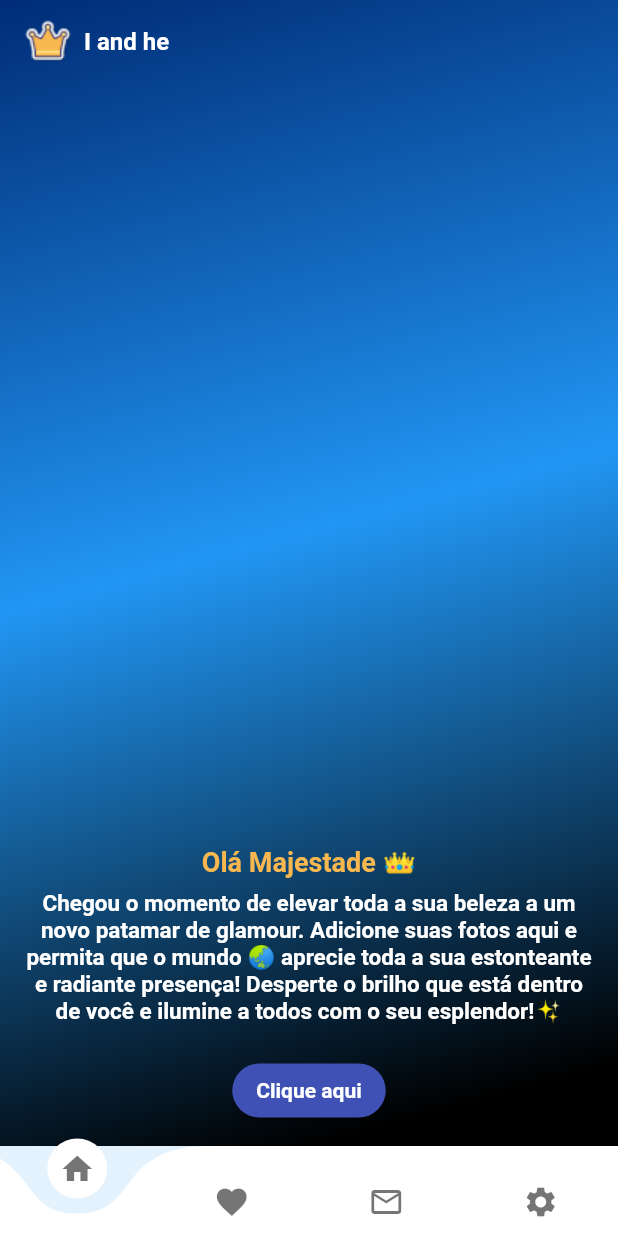
After one commit to Trindade15/Maria-Graziele-App, a Flutter app: the AlbumPhotosPage screen opened by its route, after a tap on "Clique aqui", on a phone screen of 412 x 824 dp. The commit adds this screen. Run offline on Flutter 3.47's test engine with Material 2 defaults, Android fonts, the phone set to English and light mode, and no system bars; drawn by our look-alikes of curved_navigation_bar; our stand-ins replace awesome_snackbar_content, cloud_firestore, firebase_auth, firebase_core, firebase_messaging, firebase_storage and 12 more; missing offline and left inert: favorite_button, validatorless; accounts and stored records are empty.

Commit message:
Alterações

```diff
--- /dev/null
+++ b/lib/src/modules/album_photos/abum_photos_store.dart
@@ -0,0 +1,52 @@
+import 'package:app_mari/src/modules/album_photos/controller/album_photos_controller.dart';
+import 'package:cloud_firestore/cloud_firestore.dart';
+import 'package:flutter_modular/flutter_modular.dart';
+import 'package:flutter_triple/flutter_triple.dart';
+
+import '../../../configs/app_setting.dart';
+
+class AlbumStore extends NotifierStore<ErrorAlbumState, SuccessAlbumState> {
+  AlbumController controller;
+  AlbumStore(this.controller) : super(SuccessAlbumState([]));
+  final firestore = FirebaseFirestore.instance;
+
+  buscarimages() async {
+    setLoading(true);
+    try {
+      var result = await _getImage();
+      update(SuccessAlbumState(result));
+    } catch (e) {
+      setError(ErrorAlbumState(e.toString()));
+    } finally {
+      setLoading(false);
+    }
+  }
+
+  _getImage() async {
+    controller.images.clear();
+    await Modular.get<AppSetting>().startSettings();
+    //var usuario = await Modular.get<AppSetting>().readLocale();
+    var snapshot = await firestore.collection('album').get();
+    for (var doc in snapshot.docs) {
+      var image = doc.data();
+      image['id'] = doc.id;
+      controller.images.add(image);
+    }
+    return controller.images;
+  }
+}
+
+//////STATE////////
+abstract class AlbumState {}
+
+class SuccessAlbumState extends AlbumState {
+  final List<Map> images;
+  SuccessAlbumState(this.images);
+}
+
+class LoadingAlbumState extends AlbumState {}
+
+class ErrorAlbumState extends AlbumState {
+  final String message;
+  ErrorAlbumState(this.message);
+}
--- /dev/null
+++ b/lib/src/modules/album_photos/album_photos_page.dart
@@ -0,0 +1,160 @@
+import 'package:app_mari/src/helpers/size_extensions.dart';
+import 'package:app_mari/src/modules/album_photos/abum_photos_store.dart';
+import 'package:app_mari/src/modules/album_photos/controller/album_photos_controller.dart';
+import 'package:awesome_snackbar_content/awesome_snackbar_content.dart';
+import 'package:flutter/material.dart';
+import 'package:flutter_modular/flutter_modular.dart';
+import 'package:flutter_triple/flutter_triple.dart';
+import 'package:google_fonts/google_fonts.dart';
+import 'package:loading_animation_widget/loading_animation_widget.dart';
+import '../home/components/layout_image.dart';
+
+class AlbumPhotosPage extends StatefulWidget {
+  const AlbumPhotosPage({super.key});
+
+  @override
+  State<AlbumPhotosPage> createState() => _AlbumPhotosPageState();
+}
+
+class _AlbumPhotosPageState extends State<AlbumPhotosPage> {
+  late final AlbumStore store;
+  final controller = Modular.get<AlbumController>();
+
+  @override
+  void initState() {
+    store = Modular.get<AlbumStore>(defaultValue: AlbumStore(controller));
+    store.buscarimages();
+    super.initState();
+  }
+
+  @override
+  Widget build(BuildContext context) {
+    var textStyle = GoogleFonts.gentiumBookBasic(
+      fontSize: 16,
+      fontWeight: FontWeight.w700,
+      color: Colors.white,
+    );
+    return Scaffold(
+      extendBodyBehindAppBar: true,
+      appBar: PreferredSize(
+        preferredSize: const Size.fromHeight(kToolbarHeight),
+        child: Container(
+          alignment: Alignment.centerLeft,
+          padding: const EdgeInsets.only(left: 16),
+          child: SafeArea(
+            child: Row(
+              children: [
+                Image.asset(
+                  'assets/images/coroa.png',
+                  height: 32,
+                  width: 32,
+                ),
+                const SizedBox(width: 8),
+                Text('I and he', style: textStyle),
+              ],
+            ),
+          ),
+        ),
+      ),
+      body: Container(
+        height: context.screenHeight,
+        decoration: const BoxDecoration(
+          gradient: LinearGradient(
+            begin: Alignment.topLeft,
+            end: Alignment.bottomCenter,
+            colors: [
+              Color.fromRGBO(0, 44, 118, 1),
+              Colors.blue,
+              Colors.black,
+            ],
+          ),
+        ),
+        child: ScopedBuilder(
+          store: store,
+          onError: (context, error) {
+            return AwesomeSnackbarContent(
+              title: 'Erro',
+              message: 'Ocorreu algum erro',
+              contentType: ContentType.failure,
+            );
+          },
+          onLoading: (context) {
+            return SizedBox(
+              height: context.screenHeight * .7,
+              child: Center(
+                child: LoadingAnimationWidget.threeArchedCircle(
+                  color: Colors.white,
+                  size: 50,
+                ),
+              ),
+            );
+          },
+          onState: (context, SuccessAlbumState state) {
+            print('State: ${state.images.length}');
+            return Visibility(
+              visible: state.images.isNotEmpty,
+              replacement: Align(
+                alignment: Alignment.bottomCenter,
+                child: Padding(
+                  padding: const EdgeInsets.symmetric(horizontal: 16),
+                  child: SizedBox(
+                    height: 200,
+                    width: double.infinity,
+                    child: Column(
+                      children: [
+                        Text(
+                          'Olá Majestade 👑',
+                          style: textStyle.copyWith(
+                            fontSize: 18,
+                            color: const Color.fromRGBO(249, 184, 79, 1),
+                          ),
+                        ),
+                        const SizedBox(height: 8),
+                        Text(
+                          'Chegou o momento de elevar toda a sua beleza a um novo patamar de glamour. Adicione suas fotos aqui e permita que o mundo 🌏 aprecie toda a sua estonteante e radiante presença! Desperte o brilho que está dentro de você e ilumine a todos com o seu esplendor!✨',
+                          style: textStyle.copyWith(fontSize: 15),
+                          textAlign: TextAlign.center,
+                        ),
+                        const SizedBox(height: 20),
+                        // TextButton(
+                        //   onPressed: () {},
+                        //   child: Text(
+                        //     'Clique aqui',
+                        //     style: textStyle.copyWith(
+                        //       fontSize: 14,
+                        //       color: Colors.blue.shade700,
+                        //     ),
+                        //   ),
+                        // ),
+                        ElevatedButton(
+                          onPressed: () => controller.pickAndUploadImage(),
+                          style: const ButtonStyle(
+                              backgroundColor:
+                                  MaterialStatePropertyAll(Colors.indigo)),
+                          child: Text(
+                            'Clique aqui',
+                            style: textStyle.copyWith(
+                              fontSize: 14,
+                              color: Colors.white,
+                            ),
+                          ),
+                        )
+                      ],
+                    ),
+                  ),
+                ),
+              ),
+              child: Padding(
+                padding: const EdgeInsets.symmetric(horizontal: 16),
+                child: LayoutImage(
+                  images: state.images,
+                  onPressed: (index) {},
+                ),
+              ),
+            );
+          },
+        ),
+      ),
+    );
+  }
+}
--- /dev/null
+++ b/lib/src/modules/album_photos/controller/album_photos_controller.dart
@@ -0,0 +1,83 @@
+import 'dart:io';
+
+import 'package:app_mari/src/modules/album_photos/abum_photos_store.dart';
+import 'package:cloud_firestore/cloud_firestore.dart';
+import 'package:firebase_storage/firebase_storage.dart';
+import 'package:flutter/material.dart';
+import 'package:flutter_modular/flutter_modular.dart';
+import 'package:image_picker/image_picker.dart';
+
+import '../../../../configs/app_setting.dart';
+import '../../../../database/db_firestore.dart';
+
+class AlbumController extends ChangeNotifier {
+  final FirebaseStorage storage = FirebaseStorage.instance;
+  final FirebaseFirestore db = DbFirestore.get();
+  bool uploading = false;
+  double total = 0;
+  List<Reference> refs = [];
+  List<Map<String, dynamic>> images = [];
+
+  pickAndUploadImage() async {
+    XFile? file = await getImage(ImageSource.gallery);
+    try {
+      if (file != null) {
+        UploadTask task = upload(file);
+        task.snapshotEvents.listen((TaskSnapshot snapshot) async {
+          if (snapshot.state == TaskState.running) {
+            uploading = true;
+            total = (snapshot.bytesTransferred / snapshot.totalBytes) * 100;
+            notifyListeners();
+          } else if (snapshot.state == TaskState.success) {
+            await Modular.get<AppSetting>().startSettings();
+            var usuario = await Modular.get<AppSetting>().readLocale();
+            await saveDataBase(snapshot, usuario).then((value) async {
+              refs.add(snapshot.ref);
+              images.add({
+                'imagePath': await snapshot.ref.getDownloadURL(),
+                'isFavorite': 0,
+                'usuarioId': usuario['id'],
+              });
+              uploading = false;
+              Modular.get<AlbumStore>().buscarimages();
+            });
+          }
+        });
+      }
+    } catch (e) {
+      print('Error: $e');
+    }
+  }
+
+  Future<void> saveDataBase(TaskSnapshot snapshot, Map usuario) async {
+    var data = DateTime.now();
+    var date = '${data.day}-${data.month}-${data.year}';
+    await db.collection('album').doc().set(
+      {
+        'imagePath': await snapshot.ref.getDownloadURL(),
+        'fullPath': snapshot.ref.fullPath,
+        'isFavorite': '0',
+        'usuarioId': usuario['id'],
+        'date': date,
+        'hour': '${data.hour}:${data.minute}',
+        'comentario': null,
+      },
+    );
+  }
+
+  UploadTask upload(XFile img) {
+    File file = File(img.path);
+    String ref = 'album/img-${img.name}-${DateTime.now().toString()}.jpg';
+    try {
+      return storage.ref(ref).putFile(file);
+    } on FirebaseException catch (e) {
+      throw Exception('Erro no upload: ${e.code}');
+    }
+  }
+
+  Future<XFile?> getImage(ImageSource imageSource) async {
+    final ImagePicker picker = ImagePicker();
+    XFile? image = await picker.pickImage(source: imageSource);
+    return image;
+  }
+}
```
Also changed, not shown: lib/src/app_module.dart (+7 -0 lines), lib/src/components/app_bar_component.dart (added, +18 -0 lines), lib/src/modules/album_photos/album_photos_module.dart (added, +17 -0 lines), lib/src/modules/home/home_module.dart (+6 -2 lines), lib/src/modules/home/pages/home_page.dart (+25 -3 lines), assets/images/background-abstract.jpg (added), assets/images/coroa.png (added).
